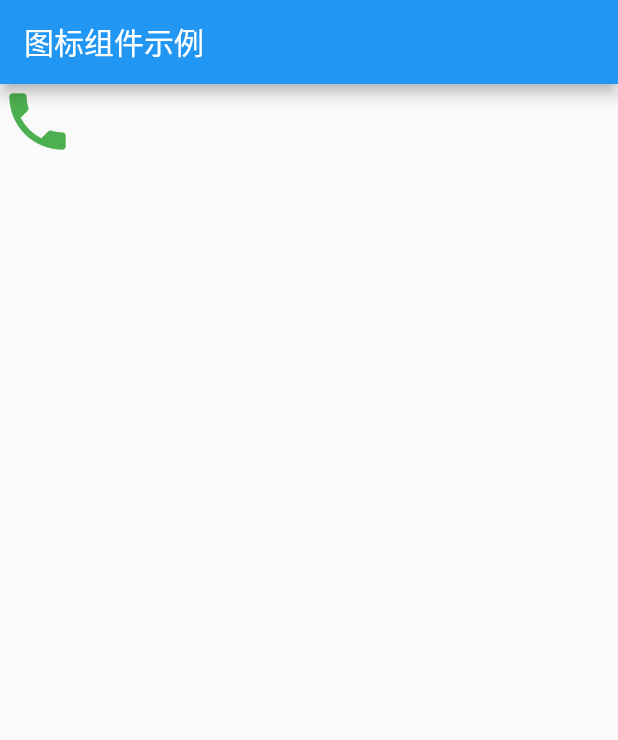
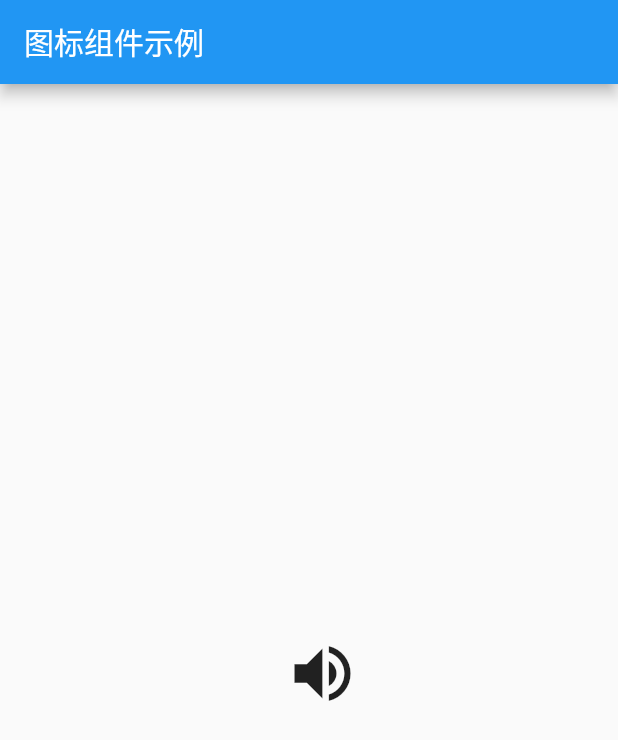
Before and after one commit to JayRichrd/foutterdemo, a Flutter app: the screen it shows after launch, on a phone screen of 412 x 824 dp. Shown: the top 740 px of the screen. Run offline on Flutter 3.47's test engine with Material 2 defaults, Android fonts, the phone set to English and light mode, and no system bars.

Commit message:
feat(iconButton):
添加图标按钮示例

```diff
--- a/lib/main.dart
+++ b/lib/main.dart
@@ -112,7 +112,18 @@ class LayoutDemo extends StatelessWidget {
   Widget build(BuildContext context) {
     return Scaffold(
         appBar: AppBar(title: Text('图标组件示例')),
-        body: Icon(Icons.phone, color: Colors.green[500], size: 50));
+        body: Center(
+          child: IconButton(
+            icon: Icon(
+              Icons.volume_up,
+              size: 50,
+            ),
+            tooltip: '按下操作',
+            onPressed: () {
+              print('按下操作');
+            },
+          ),
+        ));
   }
 }
 
```
